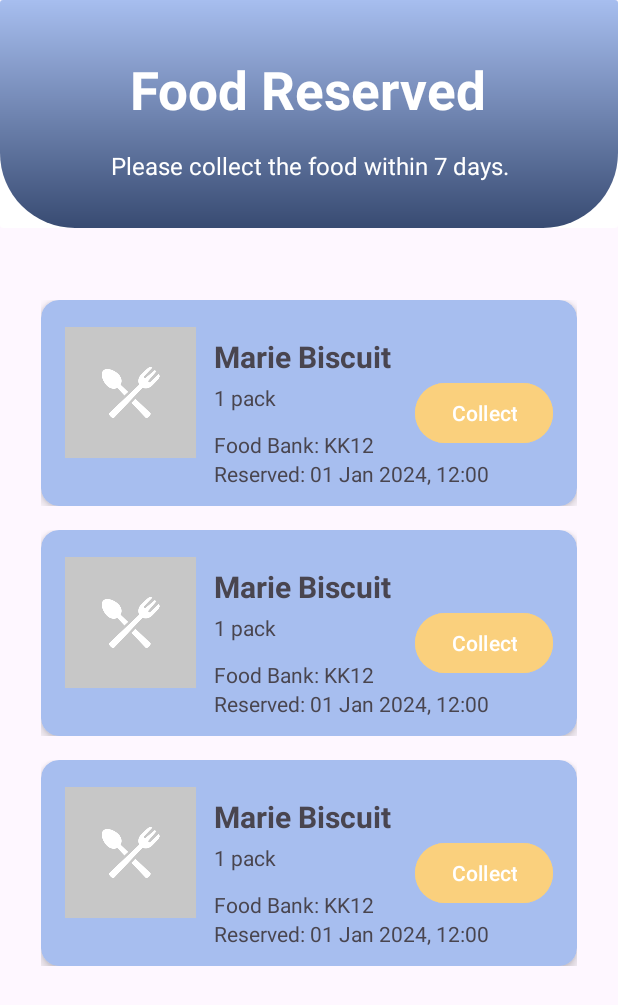
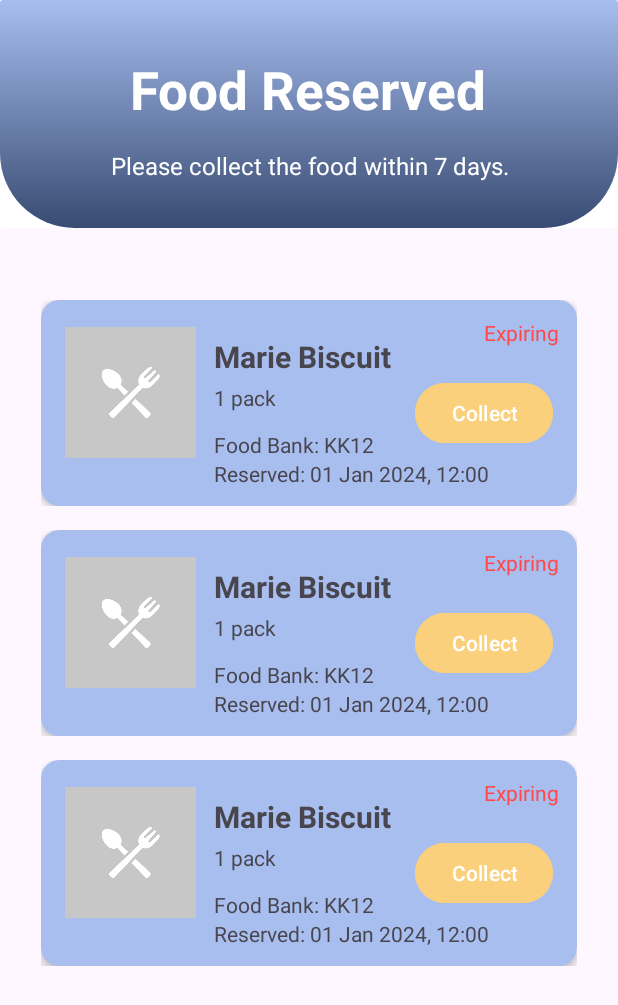
Before and after one commit to alowjw08/UMFeed, an Android app: the layout fragment_reservation_list.xml on its own in the app's theme, with its tools: preview values and no code run, on a phone screen of 412 x 824 dp. Shown: the top 1005 px of the screen. Run offline under Robolectric (Android 15) with nearby library versions, the phone set to English and light mode, and no system bars.

Commit message:
Fix rendering bug of reserving food and add expiring TV

```diff
--- a/app/src/main/res/layout/item_food_reserved.xml
+++ b/app/src/main/res/layout/item_food_reserved.xml
@@ -22,7 +22,7 @@
         <!-- Inner Layout for Food Details -->
         <androidx.constraintlayout.widget.ConstraintLayout
             android:layout_width="match_parent"
-            android:layout_height="wrap_content"
+            android:layout_height="match_parent"
             android:padding="12dp">
 
             <ImageView
@@ -78,8 +78,8 @@
                 android:layout_height="wrap_content"
                 android:text="Reserved: 01 Jan 2024, 12:00"
                 android:textSize="14sp"
-                app:layout_constraintTop_toBottomOf="@id/foodBank"
-                app:layout_constraintStart_toStartOf="@id/foodCategory" />
+                app:layout_constraintStart_toStartOf="@id/foodCategory"
+                app:layout_constraintTop_toBottomOf="@id/foodBank" />
 
             <Button
                 android:id="@+id/btnCollect"
@@ -93,6 +93,15 @@
                 app:layout_constraintEnd_toEndOf="parent"
                 app:layout_constraintTop_toBottomOf="@+id/foodCategory"
                 app:layout_constraintVertical_bias="0.0" />
+
+            <TextView
+                android:id="@+id/TVExpiringSoon"
+                android:layout_width="wrap_content"
+                android:layout_height="wrap_content"
+                android:text="Expiring"
+                android:textColor="#FF474C"
+                app:layout_constraintEnd_toEndOf="parent"
+                app:layout_constraintTop_toTopOf="parent" />
         </androidx.constraintlayout.widget.ConstraintLayout>
     </androidx.cardview.widget.CardView>
 </androidx.constraintlayout.widget.ConstraintLayout>
```
Also changed, not shown: app/src/main/java/com/example/umfeed/adapters/ReservationAdapter.java (+14 -1 lines), app/src/main/java/com/example/umfeed/repositories/ReservationRepository.java (+27 -3 lines), app/src/main/java/com/example/umfeed/views/donation/ReservationListFragment.java (+10 -12 lines).
